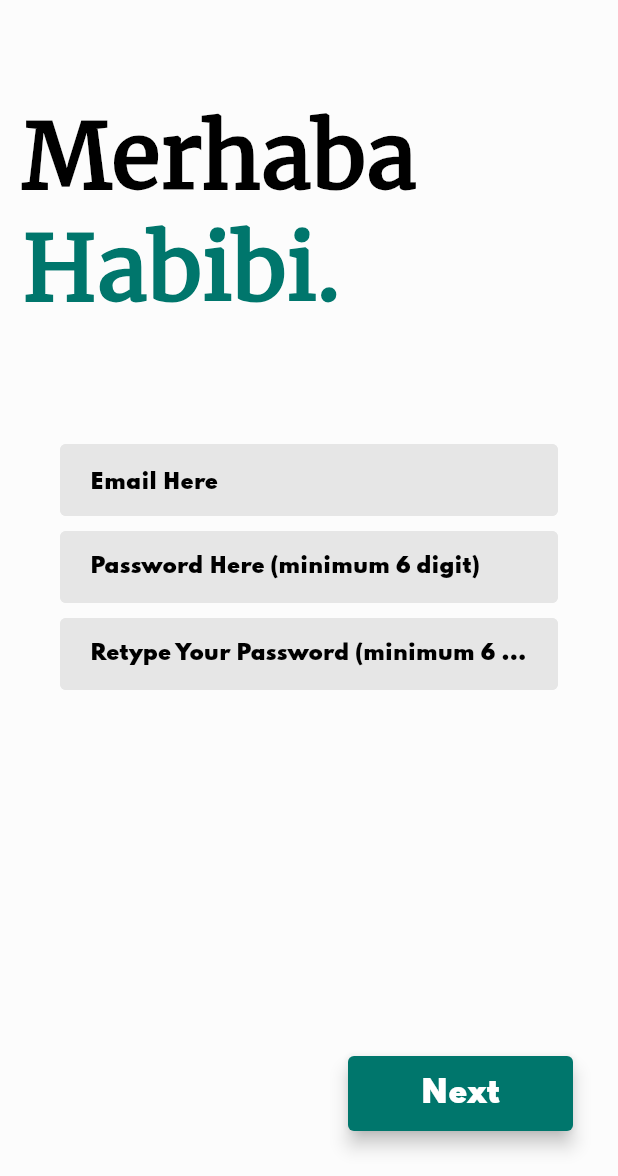
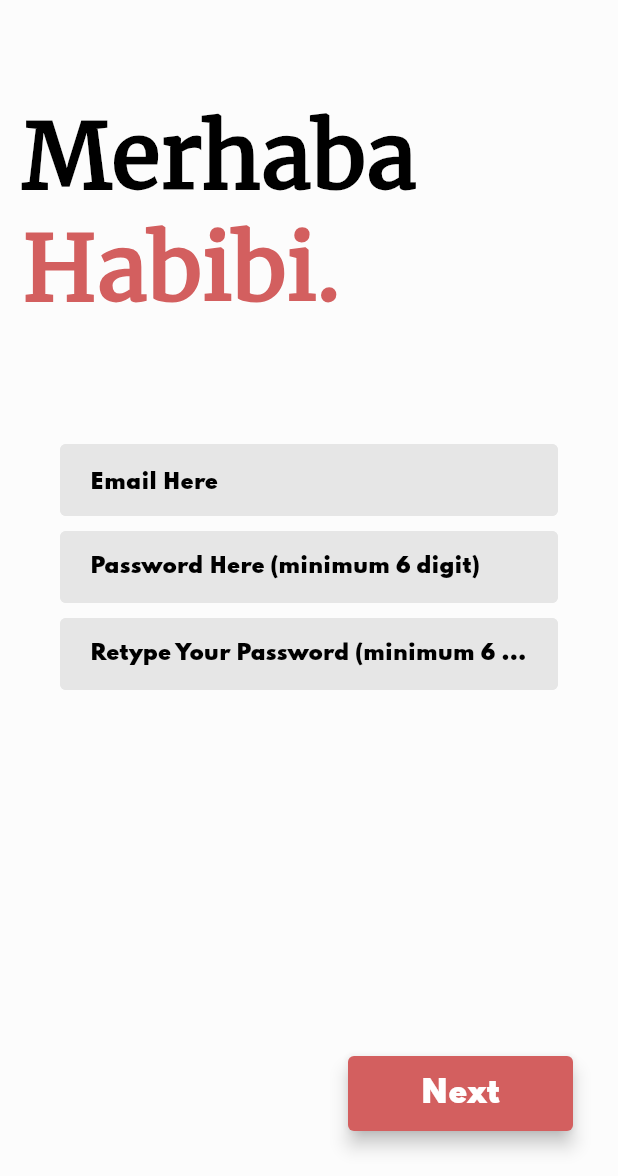
Before and after one commit to sadatdaniel/Record-It, a Flutter app: the screen it shows after launch, after a tap on "Register", on a phone screen of 412 x 824 dp, the part 60-1236 px from its top. Run offline on Flutter 3.47's test engine with Material 2 defaults, Android fonts, the phone set to English and light mode, and no system bars; our stand-ins replace animated_text_kit, cloud_firestore, email_validator, firebase_auth, firebase_core; accounts and stored records are empty; network calls fail; project files that could hold a hidden picture were left out.

Commit message:
changed color scheme

```diff
--- a/lib/Screens/basic_info.dart
+++ b/lib/Screens/basic_info.dart
@@ -519,7 +519,7 @@ class _BasicInfoState extends State<BasicInfo> {
                     title: 'Next',
                     content: 'd',
                     fontcolor: Colors.white,
-                    buttoncolor: Color(0xFF00766c),
+                    buttoncolor: Color(0xFFd35f5f),
                     function: () async {
                       if (hospitalCodeController.text.isEmpty) {
                         hospitalCode = 0;
--- a/lib/Screens/login_page.dart
+++ b/lib/Screens/login_page.dart
@@ -23,9 +23,15 @@ class _LoginState extends State<Login> {
     super.initState();
   }
 
+  Future<bool> closeTheApp() {
+    SystemNavigator.pop();
+  }
+
   @override
   Widget build(BuildContext context) {
-    return Scaffold(
+    return WillPopScope(
+      onWillPop: closeTheApp,
+      child: Scaffold(
         resizeToAvoidBottomInset: false,
         appBar: kappbar('Login'),
         backgroundColor: Color(0xFFfcfcfc),
@@ -69,7 +75,7 @@ class _LoginState extends State<Login> {
               //       child: Text(
               //         "Habibi.",
               //         style: kwelcomescreentextStyle(
-            //             FontWeight.bold, 60.0, Color(0xFF00766c)),
+              //             FontWeight.bold, 60.0, Color(0xFFd35f5f)),
               //       ),
               //     ),
               //   ),
@@ -87,7 +93,7 @@ class _LoginState extends State<Login> {
                       },
                       text: ["Habibi.", "u gay"],
                       textStyle: kwelcomescreentextStyle(
-                        FontWeight.bold, 60.0, Color(0xFF00766c)),
+                          FontWeight.bold, 60.0, Color(0xFFd35f5f)),
                       textAlign: TextAlign.start,
                     ),
                   ),
@@ -138,7 +144,7 @@ class _LoginState extends State<Login> {
                 title: 'Login',
                 content: 'hello',
                 fontcolor: Colors.white,
-              buttoncolor: Color(0xFF00766c),
+                buttoncolor: Color(0xFFd35f5f),
                 function: () async {
                   print(loginEmailController.text);
                   print(loginPasswordController.text);
@@ -169,12 +175,14 @@ class _LoginState extends State<Login> {
                       title: 'Register',
                       content: 'hello',
                       fontcolor: Colors.white,
-                    buttoncolor: Color(0xFF00766c),
+                      // buttoncolor: Color(0xFFd35f5f),
+                      buttoncolor: Color(0xFFd35f5f),
                     ),
                   ),
                 ),
               ),
             ],
+          ),
         ),
       ),
     );
@@ -189,12 +197,15 @@ class _LoginState extends State<Login> {
     } on FirebaseAuthException catch (e) {
       if (e.code == 'user-not-found') {
         print('No user found for that email.');
+
       } else if (e.code == 'wrong-password') {
         print('Wrong password provided for that user.');
       }
     }
     return null;
   }
+
+
 
   _getUserInfo() {
     var currentUser = FirebaseAuth.instance.currentUser;
--- a/lib/Screens/records_page.dart
+++ b/lib/Screens/records_page.dart
@@ -98,7 +98,7 @@ class _RecordsState extends State<Records> {
           title: 'Add New',
           content: 'hello',
           fontcolor: Colors.white,
-          buttoncolor: Color(0xFF00766c),
+          buttoncolor: Color(0xFFd35f5f),
           function: () {
             Navigator.pushNamed(context, '/new_record');
           },
--- a/lib/Screens/records_page_from_doctor.dart
+++ b/lib/Screens/records_page_from_doctor.dart
@@ -102,7 +102,7 @@ class _RecordsOfPatientState extends State<RecordsOfPatient> {
           title: 'Add New',
           content: 'hello',
           fontcolor: Colors.white,
-          buttoncolor: Color(0xFF00766c),
+          buttoncolor: Color(0xFFd35f5f),
           function: () async {
             Navigator.push(
               context,
--- a/lib/Screens/registration_page.dart
+++ b/lib/Screens/registration_page.dart
@@ -68,7 +68,7 @@ class _RegistrationState extends State<Registration> {
                     },
                     text: ["Habibi.", "u gay"],
                     textStyle: kwelcomescreentextStyle(
-                        FontWeight.bold, 60.0, Color(0xFF00766c)),
+                        FontWeight.bold, 60.0, Color(0xFFd35f5f)),
                     textAlign: TextAlign.start,
                   ),
                 ),
@@ -139,7 +139,7 @@ class _RegistrationState extends State<Registration> {
                     title: 'Next',
                     content: 'hello',
                     fontcolor: Colors.white,
-                    buttoncolor: Color(0xFF00766c),
+                    buttoncolor: Color(0xFFd35f5f),
                     function: () {
                       print(regEmailController.text);
                       print(regPasswordController1.text);
--- a/lib/Screens/success_page.dart
+++ b/lib/Screens/success_page.dart
@@ -21,7 +21,7 @@ class _SuccessPageState extends State<SuccessPage> {
                 width: 200.0,
                 height: 200.0,
                 decoration: new BoxDecoration(
-                  color: Color(0xFF00766c),
+                  color: Color(0xFFd35f5f),
                   shape: BoxShape.circle,
                 ),
                 child: Icon(
@@ -47,7 +47,7 @@ class _SuccessPageState extends State<SuccessPage> {
                     title: 'Login',
                     //content: 'hello',
                     fontcolor: Colors.white,
-                    buttoncolor: Color(0xFF00766c),
+                    buttoncolor: Color(0xFFd35f5f),
                     function: () {
                       Navigator.pushNamed(context, '/login');
                     },
--- a/lib/Screens/success_page_new_record.dart
+++ b/lib/Screens/success_page_new_record.dart
@@ -30,7 +30,7 @@ class _SuccessPageNewRecordState extends State<SuccessPageNewRecord> {
                 width: 200.0,
                 height: 200.0,
                 decoration: new BoxDecoration(
-                  color: Color(0xFF00766c),
+                  color: Color(0xFFd35f5f),
                   shape: BoxShape.circle,
                 ),
                 child: Icon(
@@ -57,7 +57,7 @@ class _SuccessPageNewRecordState extends State<SuccessPageNewRecord> {
                     title: 'Records',
                     //content: 'hello',
                     fontcolor: Colors.white,
-                    buttoncolor: Color(0xFF00766c),
+                    buttoncolor: Color(0xFFd35f5f),
                     function: () {
                       // getUID().then(
                       //   (value) {
--- a/lib/Styles/styles.dart
+++ b/lib/Styles/styles.dart
@@ -53,6 +53,10 @@ kdecoration(String hint) {
   );
 }
 
+Color kGreenButtonColor = Color(0xFFd35f5f);
+Color kRedButtonColor = Color(0xFFd35f5f);
+Color kDefaultButtonColor = Color(0xFFd35f5f);
+
 ktextStyle(FontWeight weight, size, color) {
   return TextStyle(
     color: color,
```
Also changed, not shown: lib/Screens/doctor_homepage.dart (+41 -3 lines), lib/Screens/new_record_page.dart (+5 -5 lines), 1 other file. Lines whose indentation alone changed are shown as unchanged.
